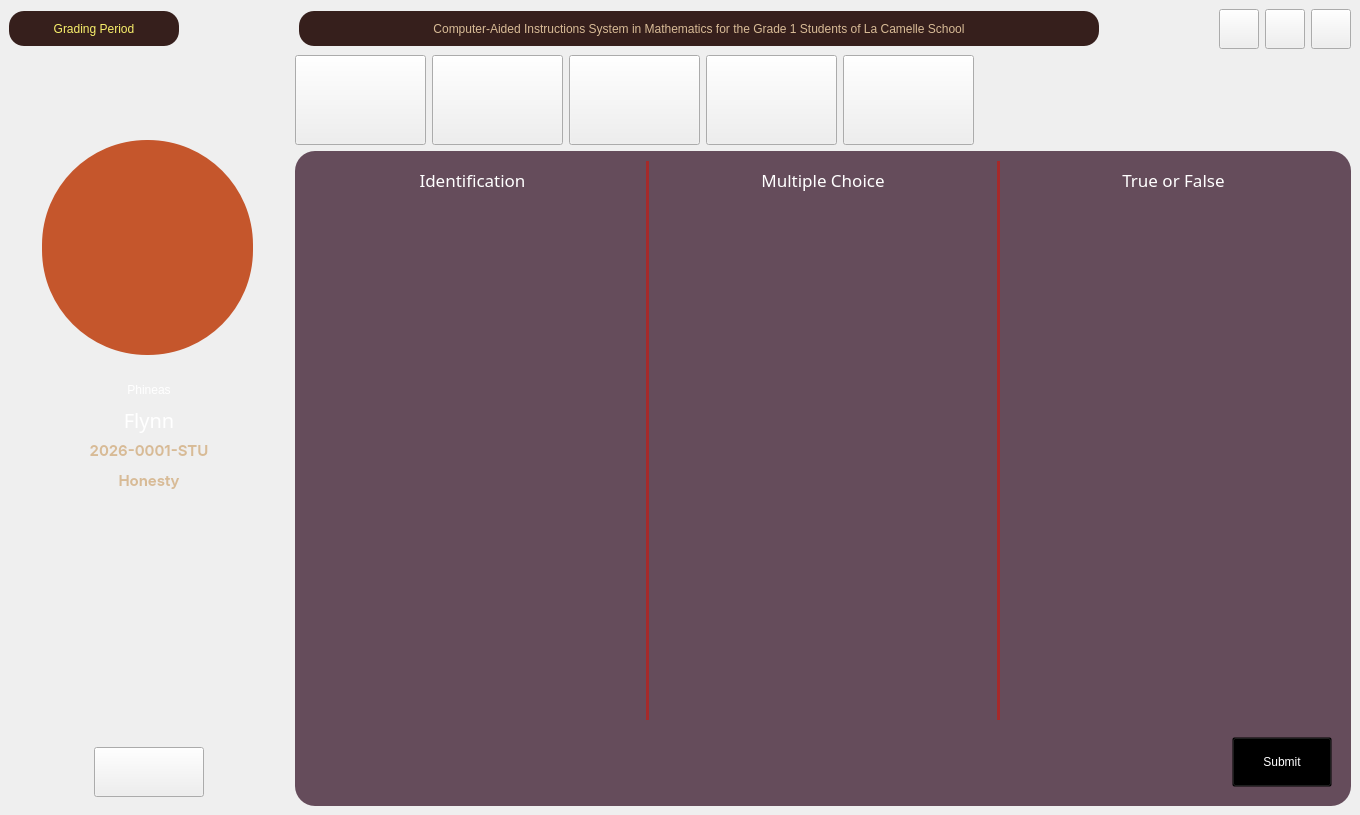
Before: the Qt Designer form CAI_PyQt/CAI_Student/UI/FormHome.ui in CPG19040/CPG19040, drawn with Qt 5.
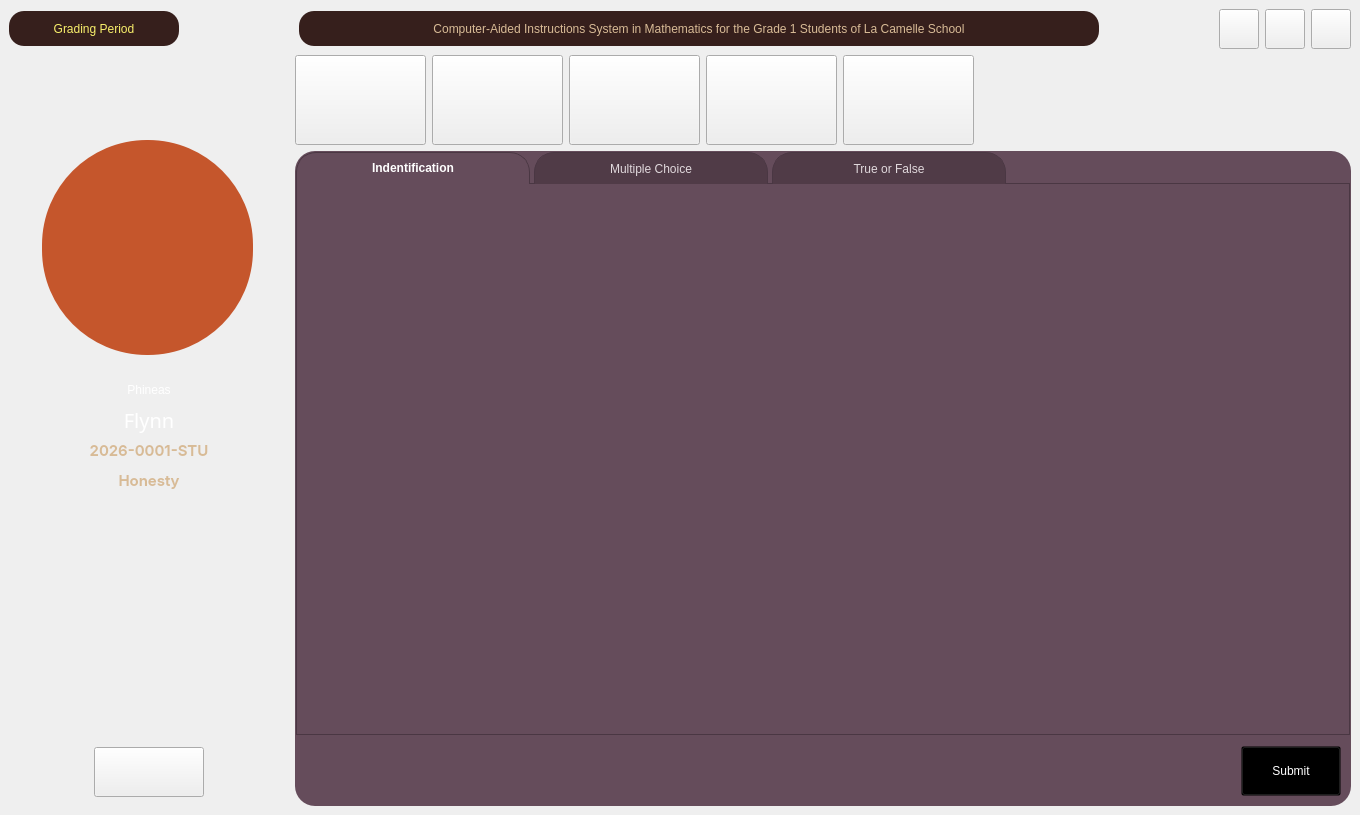
After: the same form once the commit is applied. The open tabs and pages were chosen to show the change. Icons and pictures are not drawn.

```diff
--- a/CAI_PyQt/CAI_Student/UI/FormHome.ui
+++ b/CAI_PyQt/CAI_Student/UI/FormHome.ui
@@ -29,10 +29,7 @@
     <string notr="true">#centralwidget { border-image: url(:/Images/Images/Wall.svg) 0 0 0 0 stretch stretch; }
 </string>
    </property>
-   <layout class="QVBoxLayout" name="verticalLayout_4">
-    <property name="leftMargin">
-     <number>9</number>
-    </property>
+   <layout class="QVBoxLayout" name="verticalLayout_6">
     <item>
      <widget class="QWidget" name="widget_WindowsButtons" native="true">
       <layout class="QHBoxLayout" name="horizontalLayout_2">
@@ -1019,6 +1016,21 @@
               <string notr="true">background: transparent;</string>
              </property>
              <layout class="QVBoxLayout" name="verticalLayout_12">
+              <property name="spacing">
+               <number>0</number>
+              </property>
+              <property name="leftMargin">
+               <number>0</number>
+              </property>
+              <property name="topMargin">
+               <number>0</number>
+              </property>
+              <property name="rightMargin">
+               <number>0</number>
+              </property>
+              <property name="bottomMargin">
+               <number>0</number>
+              </property>
               <item>
                <widget class="QFrame" name="frame_4">
                 <property name="frameShape">
@@ -1041,69 +1053,65 @@
                   <number>0</number>
                  </property>
                  <item>
-                  <widget class="QFrame" name="frame">
-                   <property name="frameShape">
-                    <enum>QFrame::StyledPanel</enum>
+                  <widget class="QTabWidget" name="tabWidget_quiz">
+                   <property name="cursor">
+                    <cursorShape>ArrowCursor</cursorShape>
                    </property>
-                   <property name="frameShadow">
-                    <enum>QFrame::Raised</enum>
+                   <property name="styleSheet">
+                    <string notr="true">/* Container Frame */
+QTabWidget::pane {
+	border: 1px solid #4a3743;
+	top: -1px; /* Align pane seam with tab bar */
+	background-color: #654c5b;
+}
+
+/* Tab Bar Placement */
+QTabBar::tab {
+    background-color: #503b47;
+    color: #e0d8dc;
+    padding: 8px 16px;
+    margin-right: 4px;
+    border-top-left-radius: 20px;
+    border-top-right-radius: 20px;
+    border: 1px solid #4a3743;
+    border-bottom: none;
+	width: 200px;
+}
+
+/* Hovered Tab */
+QTabBar::tab:hover {
+    background-color: #5a4351;
+    color: #ffffff;
+}
+
+/* Active Selected Tab */
+QTabBar::tab:selected {
+    background-color: #654c5b; /* Matches pane background */
+    color: #ffffff;
+    font-weight: bold;
+    border-bottom: 1px solid #654c5b; /* Merges tab into the pane seamlessly */
+}</string>
                    </property>
-                   <layout class="QVBoxLayout" name="verticalLayout_6">
-                    <property name="leftMargin">
-                     <number>0</number>
-                    </property>
-                    <property name="topMargin">
-                     <number>0</number>
-                    </property>
-                    <property name="rightMargin">
+                   <property name="tabPosition">
+                    <enum>QTabWidget::North</enum>
+                   </property>
+                   <property name="tabShape">
+                    <enum>QTabWidget::Rounded</enum>
+                   </property>
+                   <property name="currentIndex">
                      <number>0</number>
                     </property>
-                    <property name="bottomMargin">
-                     <number>0</number>
-                    </property>
-                    <item>
-                     <widget class="QLabel" name="label_lastname_2">
-                      <property name="minimumSize">
+                   <property name="iconSize">
                        <size>
-                        <width>0</width>
-                        <height>35</height>
-                       </size>
-                      </property>
-                      <property name="font">
-                       <font>
-                        <family>Kissy Hugs</family>
-                        <pointsize>13</pointsize>
-                        <weight>50</weight>
-                        <italic>false</italic>
-                        <bold>false</bold>
-                       </font>
-                      </property>
-                      <property name="styleSheet">
-                       <string notr="true">background-color: transparent; font: 13pt &quot;Kissy Hugs&quot;; color: #FFF; border-image: url(:/Images/Images/button_wood.png);</string>
-                      </property>
-                      <property name="text">
-                       <string>Identification</string>
-                      </property>
-                      <property name="textFormat">
-                       <enum>Qt::PlainText</enum>
-                      </property>
-                      <property name="scaledContents">
-                       <bool>true</bool>
-                      </property>
-                      <property name="alignment">
-                       <set>Qt::AlignCenter</set>
-                      </property>
-                      <property name="wordWrap">
-                       <bool>true</bool>
-                      </property>
-                      <property name="margin">
-                       <number>0</number>
-                      </property>
-                      <property name="indent">
-                       <number>10</number>
-                      </property>
-                     </widget>
-                    </item>
+                     <width>30</width>
+                     <height>30</height>
+                    </size>
+                   </property>
+                   <widget class="QWidget" name="tab">
+                    <attribute name="title">
+                     <string>Indentification</string>
+                    </attribute>
+                    <layout class="QVBoxLayout" name="verticalLayout_20">
                     <item>
                      <widget class="QScrollArea" name="scrollArea_id">
                       <property name="styleSheet">
@@ -1188,8 +1196,8 @@
                         <rect>
                          <x>0</x>
                          <y>0</y>
-                         <width>100</width>
-                         <height>30</height>
+                          <width>1034</width>
+                          <height>529</height>
                         </rect>
                        </property>
                        <layout class="QVBoxLayout" name="verticalLayout_7"/>
@@ -1198,75 +1206,11 @@
                     </item>
                    </layout>
                   </widget>
-                 </item>
-                 <item>
-                  <widget class="Line" name="line_2">
-                   <property name="styleSheet">
-                    <string notr="true">border: 2px solid brown;</string>
-                   </property>
-                   <property name="orientation">
-                    <enum>Qt::Vertical</enum>
-                   </property>
-                  </widget>
-                 </item>
-                 <item>
-                  <widget class="QFrame" name="frame_2">
-                   <property name="frameShape">
-                    <enum>QFrame::StyledPanel</enum>
-                   </property>
-                   <property name="frameShadow">
-                    <enum>QFrame::Raised</enum>
-                   </property>
-                   <layout class="QVBoxLayout" name="verticalLayout_10">
-                    <property name="leftMargin">
-                     <number>0</number>
-                    </property>
-                    <property name="topMargin">
-                     <number>0</number>
-                    </property>
-                    <property name="rightMargin">
-                     <number>0</number>
-                    </property>
-                    <property name="bottomMargin">
-                     <number>0</number>
-                    </property>
-                    <item>
-                     <widget class="QLabel" name="label_lastname_3">
-                      <property name="minimumSize">
-                       <size>
-                        <width>0</width>
-                        <height>35</height>
-                       </size>
-                      </property>
-                      <property name="font">
-                       <font>
-                        <family>Kissy Hugs</family>
-                        <pointsize>13</pointsize>
-                        <weight>50</weight>
-                        <italic>false</italic>
-                        <bold>false</bold>
-                       </font>
-                      </property>
-                      <property name="styleSheet">
-                       <string notr="true">background-color: transparent; font: 13pt &quot;Kissy Hugs&quot;; color: #FFF; border-image: url(:/Images/Images/button_wood.png);</string>
-                      </property>
-                      <property name="text">
+                   <widget class="QWidget" name="tab_2">
+                    <attribute name="title">
                        <string>Multiple Choice</string>
-                      </property>
-                      <property name="alignment">
-                       <set>Qt::AlignCenter</set>
-                      </property>
-                      <property name="wordWrap">
-                       <bool>true</bool>
-                      </property>
-                      <property name="margin">
-                       <number>0</number>
-                      </property>
-                      <property name="indent">
-                       <number>10</number>
-                      </property>
-                     </widget>
-                    </item>
+                    </attribute>
+                    <layout class="QVBoxLayout" name="verticalLayout_21">
                     <item>
                      <widget class="QScrollArea" name="scrollArea_mc">
                       <property name="styleSheet">
@@ -1361,75 +1305,11 @@
                     </item>
                    </layout>
                   </widget>
-                 </item>
-                 <item>
-                  <widget class="Line" name="line_3">
-                   <property name="styleSheet">
-                    <string notr="true">border: 2px solid brown;</string>
-                   </property>
-                   <property name="orientation">
-                    <enum>Qt::Vertical</enum>
-                   </property>
-                  </widget>
-                 </item>
-                 <item>
-                  <widget class="QFrame" name="frame_3">
-                   <property name="frameShape">
-                    <enum>QFrame::StyledPanel</enum>
-                   </property>
-                   <property name="frameShadow">
-                    <enum>QFrame::Raised</enum>
-                   </property>
-                   <layout class="QVBoxLayout" name="verticalLayout_11">
-                    <property name="leftMargin">
-                     <number>0</number>
-                    </property>
-                    <property name="topMargin">
-                     <number>0</number>
-                    </property>
-                    <property name="rightMargin">
-                     <number>0</number>
-                    </property>
-                    <property name="bottomMargin">
-                     <number>0</number>
-                    </property>
-                    <item>
-                     <widget class="QLabel" name="label_lastname_4">
-                      <property name="minimumSize">
-                       <size>
-                        <width>0</width>
-                        <height>35</height>
-                       </size>
-                      </property>
-                      <property name="font">
-                       <font>
-                        <family>Kissy Hugs</family>
-                        <pointsize>13</pointsize>
-                        <weight>50</weight>
-                        <italic>false</italic>
-                        <bold>false</bold>
-                       </font>
-                      </property>
-                      <property name="styleSheet">
-                       <string notr="true">background-color: transparent; font: 13pt &quot;Kissy Hugs&quot;; color: #FFF; border-image: url(:/Images/Images/button_wood.png);</string>
-                      </property>
-                      <property name="text">
+                   <widget class="QWidget" name="tab_3">
+                    <attribute name="title">
                        <string>True or False</string>
-                      </property>
-                      <property name="alignment">
-                       <set>Qt::AlignCenter</set>
-                      </property>
-                      <property name="wordWrap">
-                       <bool>true</bool>
-                      </property>
-                      <property name="margin">
-                       <number>0</number>
-                      </property>
-                      <property name="indent">
-                       <number>10</number>
-                      </property>
-                     </widget>
-                    </item>
+                    </attribute>
+                    <layout class="QVBoxLayout" name="verticalLayout_22">
                     <item>
                      <widget class="QScrollArea" name="scrollArea_tf">
                       <property name="styleSheet">
@@ -1524,6 +1404,7 @@
                     </item>
                    </layout>
                   </widget>
+                  </widget>
                  </item>
                 </layout>
                </widget>
```
Left out of the diff: 14 changed lines with no effect on the pictures. Lines whose indentation alone changed are shown as unchanged.
